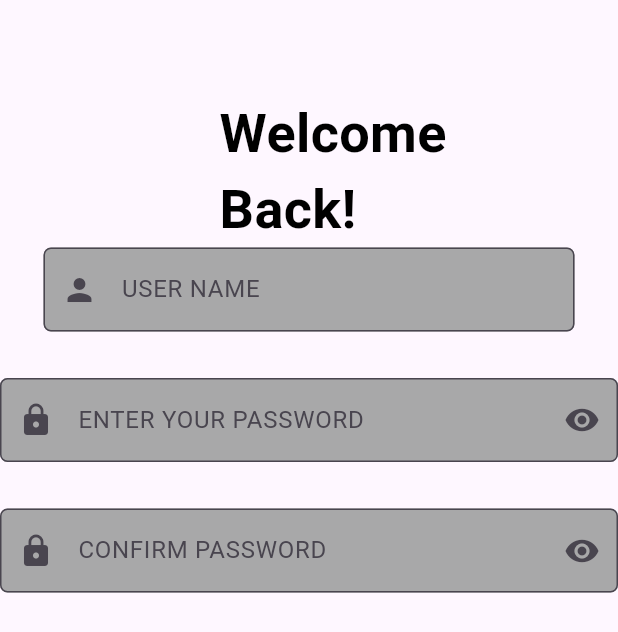
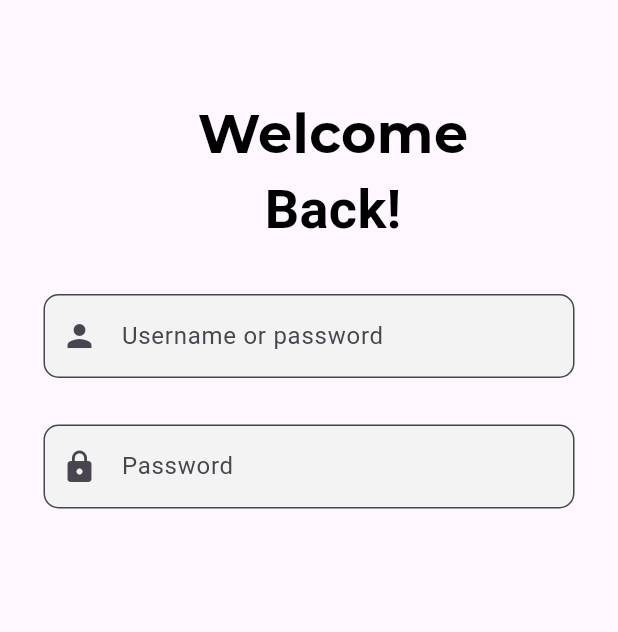
Before and after one commit to aaadhi07/flutter_dice, a Flutter app: the screen it shows after launch, after a tap on "Next", on a phone screen of 412 x 824 dp. Shown: the top 632 px of the screen. Run offline on Flutter 3.47's test engine with Material 3 defaults, Android fonts, the phone set to English and light mode, and no system bars; our stand-ins replace google_fonts.

Commit message:
loginscreen

```diff
--- a/lib/utlits/color_const.dart
+++ b/lib/utlits/color_const.dart
@@ -5,5 +5,6 @@ class ColorConst {
   static const Color BLACK =  Color(0xff000000);
   static const Color GREYSHADE1 =  Color(0xffA8A8A9);
   static const Color GREYSHADE2 =  Color(0xffA0A0A1);
+  static const Color GREYSHADE3=  Color(0xffF3F3F3);
 
 }
--- /dev/null
+++ b/lib/view/global_widgets/custom_input_field.dart
@@ -0,0 +1,26 @@
+import 'package:flutter/material.dart';
+import 'package:flutter_dice/utlits/color_const.dart';
+
+class CustomInputField extends StatelessWidget {
+  IconData? prefixIcon;
+  String? hintText;
+
+ CustomInputField({
+
+    this.hintText,this.prefixIcon
+  });
+
+  @override
+  Widget build(BuildContext context) {
+    return Padding(
+      padding: const EdgeInsets.only(right: 29,left: 29),
+      child: TextField(decoration:
+       InputDecoration(
+        prefixIcon: Icon(prefixIcon),
+      filled:true, fillColor: ColorConst.GREYSHADE3,
+      hintText:hintText,
+      border: OutlineInputBorder(borderSide: BorderSide(color: ColorConst.GREYSHADE1),
+        borderRadius: BorderRadius.circular(10))),),
+    );
+  }
+}
--- a/lib/view/login_screen/login_screen.dart
+++ b/lib/view/login_screen/login_screen.dart
@@ -1,6 +1,8 @@
 import 'package:flutter/material.dart';
 import 'package:flutter/widgets.dart';
 import 'package:flutter_dice/utlits/color_const.dart';
+import 'package:flutter_dice/view/global_widgets/custom_input_field.dart';
+import 'package:google_fonts/google_fonts.dart';
 
 class LoginScreen extends StatefulWidget {
   const LoginScreen({super.key});
@@ -19,9 +21,10 @@ class _LoginScreenState extends State<LoginScreen> {
             padding: const EdgeInsets.only(top: 63,left: 32),
             child: Container(child:
              Column(
-              crossAxisAlignment: CrossAxisAlignment.start,
+              // mainAxisAlignment: MainAxisAlignment.start,
+              // /n
                children: [
-                 Text("Welcome",style:TextStyle(
+                 Text("Welcome",style:GoogleFonts.montserrat(
                   fontWeight: FontWeight.bold,
                   fontSize: 36,
                   color: ColorConst.BLACK) ,),
@@ -32,21 +35,19 @@ class _LoginScreenState extends State<LoginScreen> {
                ],
              )),
           ),
-          Padding(
-            padding: const EdgeInsets.only(right: 29,left: 29),
-            child: TextField(decoration: InputDecoration(prefixIcon: Icon(Icons.person),filled:true, fillColor: ColorConst.GREYSHADE1,hintText: 'USER NAME',
-            border: OutlineInputBorder(borderRadius: BorderRadius.circular(5))),),
+          SizedBox(height: 31,),
+          CustomInputField(hintText: "Username or password",
+          prefixIcon: Icons.person),
+           SizedBox(height: 31,),
+          CustomInputField(
+            hintText: "Password",
+            prefixIcon: Icons.lock,
           ),
-          SizedBox(height: 31,),
-          TextField(decoration: InputDecoration(prefixIcon: Icon(Icons.lock),suffixIcon: Icon(Icons.remove_red_eye),filled:true, fillColor: ColorConst.GREYSHADE1,hintText: 'ENTER YOUR PASSWORD',
-          border: OutlineInputBorder(borderRadius: BorderRadius.circular(5))),),
-          SizedBox(height: 31,),
-          TextField(decoration: InputDecoration(prefixIcon: Icon(Icons.lock),suffixIcon: Icon(Icons.remove_red_eye),filled:true, fillColor: ColorConst.GREYSHADE1,hintText: 'CONFIRM PASSWORD',
-          border: OutlineInputBorder(borderRadius: BorderRadius.circular(5))),)
-
         ],
       ),
     );
   }
 }
+
+
 //text field
```
